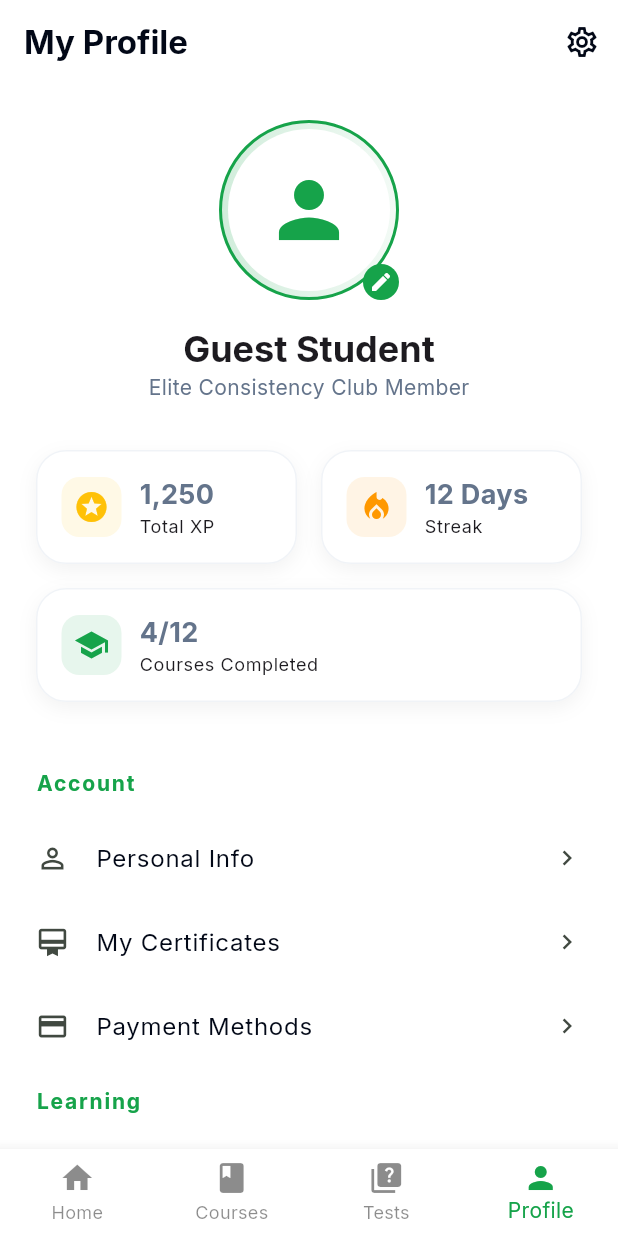
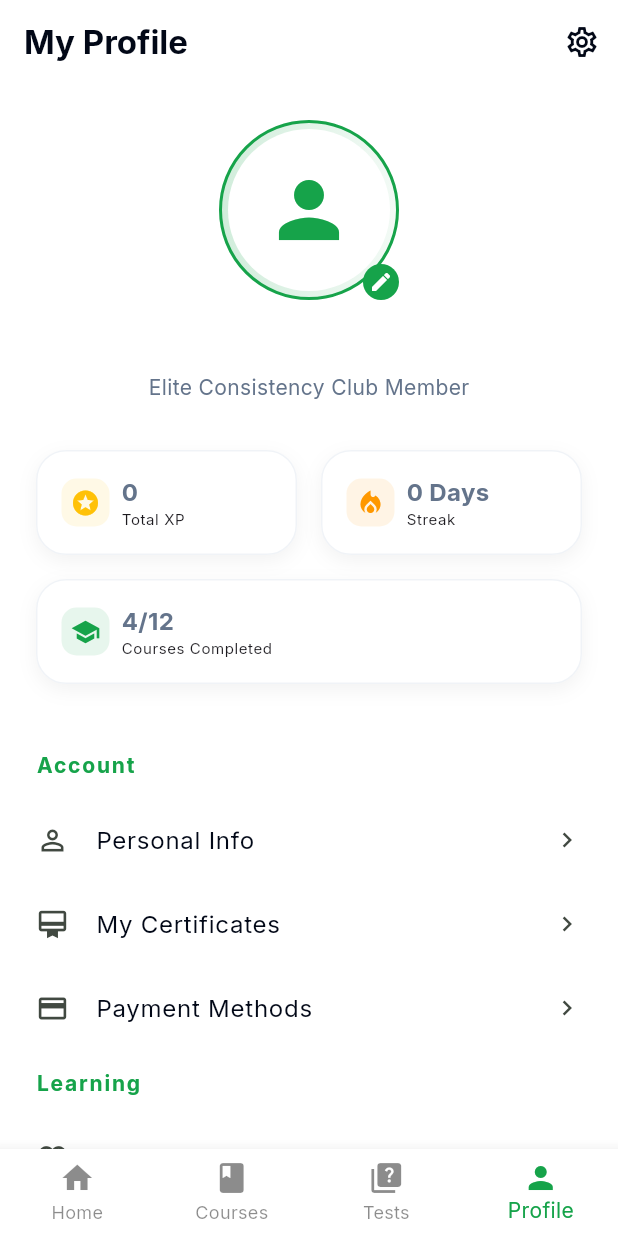
Before and after one commit to Looka708/orchids-passion._.academia-main, a Flutter app: the HomeScreen screen opened directly, item 4 of the bottom bar chosen, on a phone screen of 412 x 824 dp. Run offline on Flutter 3.47's test engine with Material 3 defaults, Android fonts, the light colour scheme and no system bars; our stand-ins replace google_fonts, supabase_flutter; accounts and stored records are empty; network calls fail.

Commit message:
feat: Implement initial Flutter mobile application structure, core features, and UI components.

```diff
--- a/mobile_app/lib/core/providers/course_provider.dart
+++ b/mobile_app/lib/core/providers/course_provider.dart
@@ -1,15 +1,54 @@
 import 'package:flutter/material.dart';
 import 'package:passion_academia/models/course.dart';
 
+import 'package:supabase_flutter/supabase_flutter.dart';
+
 class CourseProvider extends ChangeNotifier {
-  final List<Course> _courses = [
+  final _supabase = Supabase.instance.client;
+  List<Course> _courses = [];
+  bool _isLoading = false;
+
+  bool get isLoading => _isLoading;
+  List<Course> get courses => _courses;
+
+  List<Course> get featuredCourses => _courses
+      .where((c) => c.category == 'Entrance' || c.category == 'special')
+      .toList();
+
+  CourseProvider() {
+    fetchCourses();
+  }
+
+  Future<void> fetchCourses() async {
+    _isLoading = true;
+    notifyListeners();
+
+    try {
+      final data = await _supabase
+          .from('classes')
+          .select('*')
+          .order('display_order', ascending: true);
+
+      _courses = (data as List).map((json) => Course.fromMap(json)).toList();
+    } catch (e) {
+      debugPrint('Error fetching courses: $e');
+      // Fallback to mock data if fetch fails
+      _courses = _mockCourses;
+    } finally {
+      _isLoading = false;
+      notifyListeners();
+    }
+  }
+
+  final List<Course> _mockCourses = [
     Course(
       id: '1',
       title: '9th Class Preparation',
+      slug: 'class-9',
       description:
           'Complete syllabus coverage for 9th class students with expert guidance and mock tests.',
       imageUrl:
-          'https://images.unsplash.com/photo-1497633762265-9d179a990aa6?auto=format&fit=crop&q=80&w=600',
+          'https://images.unsplash.com/photo-1546410531-bb4caa6b424d?auto=format&fit=crop&q=80&w=600',
       category: 'Academics',
       subjectCount: 8,
       videoCount: 120,
@@ -17,81 +56,30 @@ class CourseProvider extends ChangeNotifier {
     ),
     Course(
       id: '2',
-      title: 'PAF Cadet Test Prep',
+      title: 'PAF Cadet College Prep',
+      slug: 'paf-cadet',
       description:
-          'Specialized training for PAF Cadet College admission tests covering all key subjects.',
+          'Prepare for PAF Cadet College admission with strategic guidance.',
       imageUrl:
           'https://images.unsplash.com/photo-1524178232363-1fb2b075b655?auto=format&fit=crop&q=80&w=600',
       category: 'Entrance',
-      subjectCount: 5,
-      videoCount: 85,
+      subjectCount: 6,
+      videoCount: 95,
       students: 2100,
     ),
     Course(
       id: '3',
-      title: 'AFNS Test Preparation',
-      description:
-          'Prepare for Armed Forces Nursing Services entrance with our comprehensive study material.',
+      title: 'English Grammar Masterclass',
+      slug: 'english-grammar',
+      description: 'Master English grammar for all competitive examinations.',
       imageUrl:
-          'https://images.unsplash.com/photo-1576091160550-217359f42f8c?auto=format&fit=crop&q=80&w=600',
-      category: 'Nursing',
+          'https://images.unsplash.com/photo-1456513080510-7bf3a84b82f8?auto=format&fit=crop&q=80&w=600',
+      category: 'Languages',
       subjectCount: 4,
-      videoCount: 60,
-      students: 3200,
-    ),
-    Course(
-      id: '4',
-      title: 'MCJ/MCM Entrance Prep',
-      description:
-          'Strategic preparation for Military College Jhelum and Murree entrance examinations.',
-      imageUrl:
-          'https://images.unsplash.com/photo-1434030216411-0b793f4b4173?auto=format&fit=crop&q=80&w=600',
-      category: 'Entrance',
-      subjectCount: 6,
-      videoCount: 90,
-      students: 1800,
-    ),
-    Course(
-      id: '5',
-      title: 'English Language Masterclass',
-      description:
-          'Master English grammar, vocabulary, and communication skills for competitive exams.',
-      imageUrl:
-          'https://images.unsplash.com/photo-1543269865-cbf427effbad?auto=format&fit=crop&q=80&w=600',
-      category: 'Languages',
-      subjectCount: 3,
-      videoCount: 45,
-      students: 4100,
-    ),
-    Course(
-      id: '6',
-      title: 'General Knowledge & Current Affairs',
-      description:
-          'Stay updated with global events and improve your general knowledge for all entrance tests.',
-      imageUrl:
-          'https://images.unsplash.com/photo-1529070538774-1843cb3265df?auto=format&fit=crop&q=80&w=600',
-      category: 'Academics',
-      subjectCount: 2,
-      videoCount: 30,
-      students: 6200,
-    ),
-    Course(
-      id: '7',
-      title: 'ISSB Interview Preparation',
-      description:
-          'Comprehensive guide and psychological preparation for the ISSB selection process.',
-      imageUrl:
-          'https://images.unsplash.com/photo-1544652478-665caee0df7a?auto=format&fit=crop&q=80&w=600',
-      category: 'Entrance',
-      subjectCount: 1,
-      videoCount: 25,
-      students: 1500,
+      videoCount: 50,
+      students: 4200,
     ),
   ];
-
-  List<Course> get courses => _courses;
-  List<Course> get featuredCourses =>
-      _courses.where((c) => c.category == 'Entrance' || c.id == '1').toList();
 
   List<Course> getBySearch(String query) {
     if (query.isEmpty) return _courses;
--- a/mobile_app/lib/screens/course/course_detail_screen.dart
+++ b/mobile_app/lib/screens/course/course_detail_screen.dart
@@ -109,8 +109,10 @@ class CourseDetailScreen extends StatelessWidget {
                           Navigator.push(
                             context,
                             MaterialPageRoute(
-                              builder: (context) =>
-                                  QuizScreen(subjectTitle: subject.title),
+                              builder: (context) => QuizScreen(
+                                subjectTitle: subject.title,
+                                courseSlug: course.slug,
+                              ),
                             ),
                           );
                         },
--- a/mobile_app/lib/screens/home/home_screen.dart
+++ b/mobile_app/lib/screens/home/home_screen.dart
@@ -291,14 +291,17 @@ class _HomeScreenState extends State<HomeScreen> {
                   const SizedBox(height: 16),
                   SizedBox(
                     height: 380,
-                    child: ListView.builder(
+                    child: courseProvider.isLoading
+                        ? const Center(child: CircularProgressIndicator())
+                        : ListView.builder(
                             scrollDirection: Axis.horizontal,
                             padding: const EdgeInsets.symmetric(horizontal: 16),
                             itemCount: featuredCourses.length,
                             itemBuilder: (context, index) {
                               return Container(
                                 width: 280,
-                          margin: const EdgeInsets.symmetric(horizontal: 8),
+                                margin:
+                                    const EdgeInsets.symmetric(horizontal: 8),
                                 child: CourseCard(
                                   size: CardSize.featured,
                                   course: featuredCourses[index],
@@ -306,7 +309,8 @@ class _HomeScreenState extends State<HomeScreen> {
                                     Navigator.push(
                                       context,
                                       MaterialPageRoute(
-                                  builder: (context) => CourseDetailScreen(
+                                        builder: (context) =>
+                                            CourseDetailScreen(
                                                 course: featuredCourses[index]),
                                       ),
                                     );
--- a/mobile_app/lib/screens/profile/profile_screen.dart
+++ b/mobile_app/lib/screens/profile/profile_screen.dart
@@ -84,9 +84,9 @@ class ProfileScreen extends StatelessWidget {
                 children: [
                   Row(
                     children: [
-                      const Expanded(
+                      Expanded(
                         child: StatCard(
-                          value: '1,250',
+                          value: '${authProvider.userXP}',
                           label: 'Total XP',
                           icon: Icons.stars,
                           color: Colors.amber,
@@ -95,7 +95,7 @@ class ProfileScreen extends StatelessWidget {
                       const SizedBox(width: 16),
                       Expanded(
                         child: StatCard(
-                          value: '12 Days',
+                          value: '${authProvider.userStreak} Days',
                           label: 'Streak',
                           icon: Icons.local_fire_department,
                           color: Colors.orange,
--- a/mobile_app/lib/widgets/common/stat_card.dart
+++ b/mobile_app/lib/widgets/common/stat_card.dart
@@ -35,30 +35,39 @@ class StatCard extends StatelessWidget {
         ],
       ),
       child: Row(
+        mainAxisSize: MainAxisSize.min,
         children: [
           Container(
-            padding: const EdgeInsets.all(8),
+            padding: const EdgeInsets.all(6),
             decoration: BoxDecoration(
               color: themeColor.withOpacity(0.1),
-              borderRadius: BorderRadius.circular(12),
+              borderRadius: BorderRadius.circular(10),
             ),
-            child: Icon(icon, color: themeColor),
+            child: Icon(icon, color: themeColor, size: 20),
           ),
-          const SizedBox(width: 12),
+          const SizedBox(width: 8),
           Expanded(
             child: Column(
               crossAxisAlignment: CrossAxisAlignment.start,
               mainAxisSize: MainAxisSize.min,
               children: [
-                Text(
-                  value,
-                  style: const TextStyle(
-                      fontWeight: FontWeight.bold, fontSize: 18),
+                FittedBox(
+                  fit: BoxFit.scaleDown,
+                  alignment: Alignment.centerLeft,
+                  child: Text(
+                    value,
+                    style: const TextStyle(
+                        fontWeight: FontWeight.bold, fontSize: 16),
+                  ),
                 ),
                 Text(
                   label,
-                  style: Theme.of(context).textTheme.bodySmall,
+                  style: Theme.of(context)
+                      .textTheme
+                      .bodySmall
+                      ?.copyWith(fontSize: 10),
                   overflow: TextOverflow.ellipsis,
+                  maxLines: 1,
                 ),
               ],
             ),
--- a/mobile_app/pubspec.yaml
+++ b/mobile_app/pubspec.yaml
@@ -13,6 +13,8 @@ dependencies:
   http: ^1.1.0
   provider: ^6.0.5
   intl: ^0.18.1
+  supabase_flutter: ^2.0.2
+  shared_preferences: ^2.2.2
 
 dev_dependencies:
   flutter_test:
@@ -22,4 +24,4 @@ dev_dependencies:
 flutter:
   uses-material-design: true
   assets:
-    - assets/images/main_hero.png
+    - assets/images/
```
Also changed, not shown: mobile_app/lib/core/providers/auth_provider.dart (+70 -17 lines), mobile_app/lib/core/providers/quiz_provider.dart (added, +74 -0 lines), mobile_app/lib/main.dart (+14 -1 lines), mobile_app/lib/models/course.dart (+18 -0 lines), mobile_app/lib/screens/auth/login_screen.dart (+44 -15 lines), mobile_app/lib/screens/auth/signup_screen.dart (+29 -15 lines), mobile_app/lib/screens/quiz/quiz_screen.dart (+83 -42 lines), mobile_app/lib/widgets/common/app_header.dart (+16 -8 lines), mobile_app/pubspec.lock, 5 other files. Lines whose indentation alone changed are shown as unchanged.
